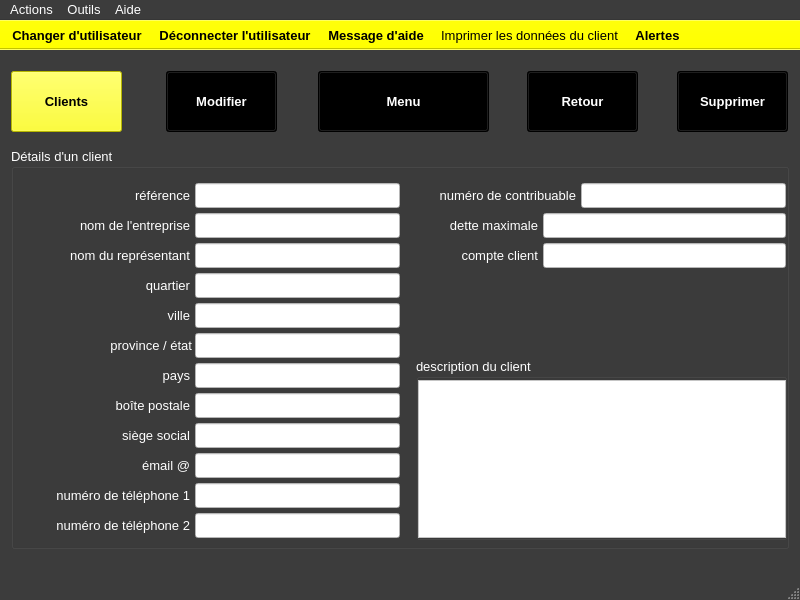
First picture: the form in ui/yeroth-erp-clients-detail-window.ui, repository xnoumbissinoundou/yeroth-erp-3.0, before the edit.
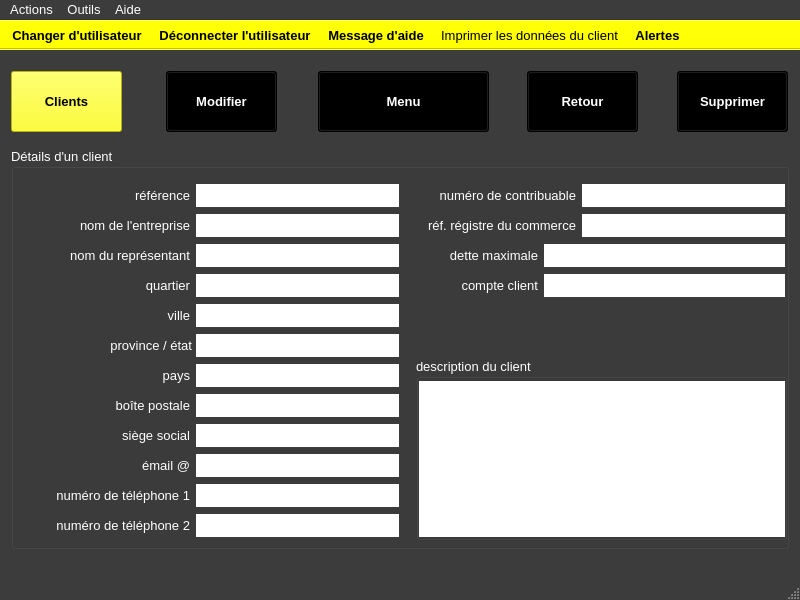
Second picture: the form after the edit. Icons and pictures are not drawn. Custom widgets are drawn as their Qt base class.

```diff
--- a/ui/yeroth-erp-clients-detail-window.ui
+++ b/ui/yeroth-erp-clients-detail-window.ui
@@ -3089,7 +3089,7 @@
       <bool>false</bool>
      </property>
      <property name="styleSheet">
-      <string notr="true"/>
+      <string notr="true">border: 1px solid rgb(60, 60, 60);</string>
      </property>
     </widget>
     <widget class="QLabel" name="label_client_details_quartier">
@@ -3573,7 +3573,7 @@
       <bool>false</bool>
      </property>
      <property name="styleSheet">
-      <string notr="true"/>
+      <string notr="true">border: 1px solid rgb(60, 60, 60);</string>
      </property>
      <property name="readOnly">
       <bool>false</bool>
@@ -4105,7 +4105,7 @@
       <bool>false</bool>
      </property>
      <property name="styleSheet">
-      <string notr="true"/>
+      <string notr="true">border: 1px solid rgb(60, 60, 60);</string>
      </property>
      <property name="readOnly">
       <bool>false</bool>
@@ -4544,7 +4544,7 @@
       <bool>false</bool>
      </property>
      <property name="styleSheet">
-      <string notr="true"/>
+      <string notr="true">border: 1px solid rgb(60, 60, 60);</string>
      </property>
     </widget>
     <widget class="YerothLineEdit" name="lineEdit_clients_details_ville">
@@ -4980,7 +4980,7 @@
       <bool>false</bool>
      </property>
      <property name="styleSheet">
-      <string notr="true"/>
+      <string notr="true">border: 1px solid rgb(60, 60, 60);</string>
      </property>
     </widget>
     <widget class="YerothLineEdit" name="lineEdit_clients_details_numero_telephone_2">
@@ -5419,7 +5419,7 @@
       <bool>false</bool>
      </property>
      <property name="styleSheet">
-      <string notr="true"/>
+      <string notr="true">border: 1px solid rgb(60, 60, 60);</string>
      </property>
     </widget>
     <widget class="QLabel" name="label_client_details_numero_telephone_1">
@@ -5926,7 +5926,7 @@
       <bool>false</bool>
      </property>
      <property name="styleSheet">
-      <string notr="true"/>
+      <string notr="true">border: 1px solid rgb(60, 60, 60);</string>
      </property>
     </widget>
     <widget class="QLabel" name="label_client_details_numero_contribuable">
@@ -5956,7 +5956,7 @@
      <property name="geometry">
       <rect>
        <x>532</x>
-       <y>65</y>
+       <y>95</y>
        <width>243</width>
        <height>25</height>
       </rect>
@@ -6385,7 +6385,7 @@
       <bool>false</bool>
      </property>
      <property name="styleSheet">
-      <string notr="true"/>
+      <string notr="true">border: 1px solid rgb(60, 60, 60);</string>
      </property>
      <property name="alignment">
       <set>Qt::AlignRight|Qt::AlignTrailing|Qt::AlignVCenter</set>
@@ -6395,7 +6395,7 @@
      <property name="geometry">
       <rect>
        <x>414</x>
-       <y>67</y>
+       <y>97</y>
        <width>113</width>
        <height>21</height>
       </rect>
@@ -6850,7 +6850,7 @@
       <bool>false</bool>
      </property>
      <property name="styleSheet">
-      <string notr="true"/>
+      <string notr="true">border: 1px solid rgb(60, 60, 60);</string>
      </property>
     </widget>
     <widget class="QGroupBox" name="groupBox_client_details_description_du_client">
@@ -7305,7 +7305,7 @@
        <bool>false</bool>
       </property>
       <property name="styleSheet">
-       <string notr="true"/>
+       <string notr="true">border: 1px solid rgb(60, 60, 60);</string>
       </property>
      </widget>
     </widget>
@@ -7313,7 +7313,7 @@
      <property name="geometry">
       <rect>
        <x>414</x>
-       <y>97</y>
+       <y>127</y>
        <width>113</width>
        <height>21</height>
       </rect>
@@ -7336,7 +7336,7 @@
      <property name="geometry">
       <rect>
        <x>532</x>
-       <y>95</y>
+       <y>125</y>
        <width>243</width>
        <height>25</height>
       </rect>
@@ -7765,7 +7765,7 @@
       <bool>false</bool>
      </property>
      <property name="styleSheet">
-      <string notr="true"/>
+      <string notr="true">border: 1px solid rgb(60, 60, 60);</string>
      </property>
      <property name="alignment">
       <set>Qt::AlignRight|Qt::AlignTrailing|Qt::AlignVCenter</set>
@@ -8257,6 +8257,9 @@
      <property name="autoFillBackground">
       <bool>false</bool>
      </property>
+     <property name="styleSheet">
+      <string>border: 1px solid rgb(60, 60, 60);</string>
+     </property>
     </widget>
     <widget class="YerothLineEdit" name="lineEdit_clients_details_nom_entreprise">
      <property name="enabled">
@@ -8720,6 +8723,9 @@
      <property name="autoFillBackground">
       <bool>false</bool>
      </property>
+     <property name="styleSheet">
+      <string>border: 1px solid rgb(60, 60, 60);</string>
+     </property>
     </widget>
     <widget class="YerothLineEdit" name="lineEdit_clients_details_boite_postale">
      <property name="geometry">
@@ -9154,7 +9160,7 @@
       <bool>false</bool>
      </property>
      <property name="styleSheet">
-      <string notr="true"/>
+      <string notr="true">border: 1px solid rgb(60, 60, 60);</string>
      </property>
      <property name="readOnly">
       <bool>false</bool>
@@ -9593,7 +9599,7 @@
       <bool>false</bool>
      </property>
      <property name="styleSheet">
-      <string notr="true"/>
+      <string notr="true">border: 1px solid rgb(60, 60, 60);</string>
      </property>
      <property name="readOnly">
       <bool>false</bool>
@@ -10032,12 +10038,528 @@
       <bool>false</bool>
      </property>
      <property name="styleSheet">
-      <string notr="true"/>
+      <string notr="true">border: 1px solid rgb(60, 60, 60);</string>
      </property>
      <property name="readOnly">
       <bool>false</bool>
      </property>
     </widget>
+    <widget class="YerothLineEdit" name="lineEdit_clients_details_reference_registre_du_commerce">
+     <property name="enabled">
+      <bool>true</bool>
+     </property>
+     <property name="geometry">
+      <rect>
+       <x>570</x>
+       <y>65</y>
+       <width>205</width>
+       <height>25</height>
+      </rect>
+     </property>
+     <property name="palette">
+      <palette>
+       <active>
+        <colorrole role="WindowText">
+         <brush brushstyle="SolidPattern">
+          <color alpha="255">
+           <red>0</red>
+           <green>0</green>
+           <blue>0</blue>
+          </color>
+         </brush>
+        </colorrole>
+        <colorrole role="Button">
+         <brush brushstyle="SolidPattern">
+          <color alpha="255">
+           <red>255</red>
+           <green>255</green>
+           <blue>255</blue>
+          </color>
+         </brush>
+        </colorrole>
+        <colorrole role="Light">
+         <brush brushstyle="SolidPattern">
+          <color alpha="255">
+           <red>255</red>
+           <green>255</green>
+           <blue>255</blue>
+          </color>
+         </brush>
+        </colorrole>
+        <colorrole role="Midlight">
+         <brush brushstyle="SolidPattern">
+          <color alpha="255">
+           <red>255</red>
+           <green>255</green>
+           <blue>255</blue>
+          </color>
+         </brush>
+        </colorrole>
+        <colorrole role="Dark">
+         <brush brushstyle="SolidPattern">
+          <color alpha="255">
+           <red>127</red>
+           <green>127</green>
+           <blue>127</blue>
+          </color>
+         </brush>
+        </colorrole>
+        <colorrole role="Mid">
+         <brush brushstyle="SolidPattern">
+          <color alpha="255">
+           <red>170</red>
+           <green>170</green>
+           <blue>170</blue>
+          </color>
+         </brush>
+        </colorrole>
+        <colorrole role="Text">
+         <brush brushstyle="SolidPattern">
+          <color alpha="255">
+           <red>0</red>
+           <green>0</green>
+           <blue>0</blue>
+          </color>
+         </brush>
+        </colorrole>
+        <colorrole role="BrightText">
+         <brush brushstyle="SolidPattern">
+          <color alpha="255">
+           <red>0</red>
+           <green>0</green>
+           <blue>0</blue>
+          </color>
+         </brush>
+        </colorrole>
+        <colorrole role="ButtonText">
+         <brush brushstyle="SolidPattern">
+          <color alpha="255">
+           <red>0</red>
+           <green>0</green>
+           <blue>0</blue>
+          </color>
+         </brush>
+        </colorrole>
+        <colorrole role="Base">
+         <brush brushstyle="SolidPattern">
+          <color alpha="255">
+           <red>255</red>
+           <green>255</green>
+           <blue>255</blue>
+          </color>
+         </brush>
+        </colorrole>
+        <colorrole role="Window">
+         <brush brushstyle="SolidPattern">
+          <color alpha="255">
+           <red>255</red>
+           <green>255</green>
+           <blue>255</blue>
+          </color>
+         </brush>
+        </colorrole>
+        <colorrole role="Shadow">
+         <brush brushstyle="SolidPattern">
+          <color alpha="255">
+           <red>0</red>
+           <green>0</green>
+           <blue>0</blue>
+          </color>
+         </brush>
+        </colorrole>
+        <colorrole role="Highlight">
+         <brush brushstyle="SolidPattern">
+          <color alpha="255">
+           <red>255</red>
+           <green>255</green>
+           <blue>255</blue>
+          </color>
+         </brush>
+        </colorrole>
+        <colorrole role="HighlightedText">
+         <brush brushstyle="SolidPattern">
+          <color alpha="255">
+           <red>2</red>
+           <green>160</green>
+           <blue>70</blue>
+          </color>
+         </brush>
+        </colorrole>
+        <colorrole role="AlternateBase">
+         <brush brushstyle="SolidPattern">
+          <color alpha="255">
+           <red>255</red>
+           <green>255</green>
+           <blue>255</blue>
+          </color>
+         </brush>
+        </colorrole>
+        <colorrole role="ToolTipBase">
+         <brush brushstyle="SolidPattern">
+          <color alpha="255">
+           <red>255</red>
+           <green>255</green>
+           <blue>220</blue>
+          </color>
+         </brush>
+        </colorrole>
+        <colorrole role="ToolTipText">
+         <brush brushstyle="SolidPattern">
+          <color alpha="255">
+           <red>0</red>
+           <green>0</green>
+           <blue>0</blue>
+          </color>
+         </brush>
+        </colorrole>
+       </active>
+       <inactive>
+        <colorrole role="WindowText">
+         <brush brushstyle="SolidPattern">
+          <color alpha="255">
+           <red>0</red>
+           <green>0</green>
+           <blue>0</blue>
+          </color>
+         </brush>
+        </colorrole>
+        <colorrole role="Button">
+         <brush brushstyle="SolidPattern">
+          <color alpha="255">
+           <red>255</red>
+           <green>255</green>
+           <blue>255</blue>
+          </color>
+         </brush>
+        </colorrole>
+        <colorrole role="Light">
+         <brush brushstyle="SolidPattern">
+          <color alpha="255">
+           <red>255</red>
+           <green>255</green>
+           <blue>255</blue>
+          </color>
+         </brush>
+        </colorrole>
+        <colorrole role="Midlight">
+         <brush brushstyle="SolidPattern">
+          <color alpha="255">
+           <red>255</red>
+           <green>255</green>
+           <blue>255</blue>
+          </color>
+         </brush>
+        </colorrole>
+        <colorrole role="Dark">
+         <brush brushstyle="SolidPattern">
+          <color alpha="255">
+           <red>127</red>
+           <green>127</green>
+           <blue>127</blue>
+          </color>
+         </brush>
+        </colorrole>
+        <colorrole role="Mid">
+         <brush brushstyle="SolidPattern">
+          <color alpha="255">
+           <red>170</red>
+           <green>170</green>
+           <blue>170</blue>
+          </color>
+         </brush>
+        </colorrole>
+        <colorrole role="Text">
+         <brush brushstyle="SolidPattern">
+          <color alpha="255">
+           <red>0</red>
+           <green>0</green>
+           <blue>0</blue>
+          </color>
+         </brush>
+        </colorrole>
+        <colorrole role="BrightText">
+         <brush brushstyle="SolidPattern">
+          <color alpha="255">
+           <red>0</red>
+           <green>0</green>
+           <blue>0</blue>
+          </color>
+         </brush>
+        </colorrole>
+        <colorrole role="ButtonText">
+         <brush brushstyle="SolidPattern">
+          <color alpha="255">
+           <red>0</red>
+           <green>0</green>
+           <blue>0</blue>
+          </color>
+         </brush>
+        </colorrole>
+        <colorrole role="Base">
+         <brush brushstyle="SolidPattern">
+          <color alpha="255">
+           <red>255</red>
+           <green>255</green>
+           <blue>255</blue>
+          </color>
+         </brush>
+        </colorrole>
+        <colorrole role="Window">
+         <brush brushstyle="SolidPattern">
+          <color alpha="255">
+           <red>255</red>
+           <green>255</green>
+           <blue>255</blue>
+          </color>
+         </brush>
+        </colorrole>
+        <colorrole role="Shadow">
+         <brush brushstyle="SolidPattern">
+          <color alpha="255">
+           <red>0</red>
+           <green>0</green>
+           <blue>0</blue>
+          </color>
+         </brush>
+        </colorrole>
+        <colorrole role="Highlight">
+         <brush brushstyle="SolidPattern">
+          <color alpha="255">
+           <red>255</red>
+           <green>255</green>
+           <blue>255</blue>
+          </color>
+         </brush>
+        </colorrole>
+        <colorrole role="HighlightedText">
+         <brush brushstyle="SolidPattern">
+          <color alpha="255">
+           <red>2</red>
+           <green>160</green>
+           <blue>70</blue>
+          </color>
+         </brush>
+        </colorrole>
+        <colorrole role="AlternateBase">
+         <brush brushstyle="SolidPattern">
+          <color alpha="255">
+           <red>255</red>
+           <green>255</green>
+           <blue>255</blue>
+          </color>
+         </brush>
+        </colorrole>
+        <colorrole role="ToolTipBase">
+         <brush brushstyle="SolidPattern">
+          <color alpha="255">
+           <red>255</red>
+           <green>255</green>
+           <blue>220</blue>
+          </color>
+         </brush>
+        </colorrole>
+        <colorrole role="ToolTipText">
+         <brush brushstyle="SolidPattern">
+          <color alpha="255">
+           <red>0</red>
+           <green>0</green>
+           <blue>0</blue>
+          </color>
+         </brush>
+        </colorrole>
+       </inactive>
+       <disabled>
+        <colorrole role="WindowText">
+         <brush brushstyle="SolidPattern">
+          <color alpha="255">
+           <red>127</red>
+           <green>127</green>
+           <blue>127</blue>
+          </color>
+         </brush>
+        </colorrole>
+        <colorrole role="Button">
+         <brush brushstyle="SolidPattern">
+          <color alpha="255">
+           <red>255</red>
+           <green>255</green>
+           <blue>255</blue>
+          </color>
+         </brush>
+        </colorrole>
+        <colorrole role="Light">
+         <brush brushstyle="SolidPattern">
+          <color alpha="255">
+           <red>255</red>
+           <green>255</green>
+           <blue>255</blue>
+          </color>
+         </brush>
+        </colorrole>
+        <colorrole role="Midlight">
+         <brush brushstyle="SolidPattern">
+          <color alpha="255">
+           <red>255</red>
+           <green>255</green>
+           <blue>255</blue>
+          </color>
+         </brush>
+        </colorrole>
+        <colorrole role="Dark">
+         <brush brushstyle="SolidPattern">
+          <color alpha="255">
+           <red>127</red>
+           <green>127</green>
+           <blue>127</blue>
+          </color>
+         </brush>
+        </colorrole>
+        <colorrole role="Mid">
+         <brush brushstyle="SolidPattern">
+          <color alpha="255">
+           <red>170</red>
+           <green>170</green>
+           <blue>170</blue>
+          </color>
+         </brush>
+        </colorrole>
+        <colorrole role="Text">
+         <brush brushstyle="SolidPattern">
+          <color alpha="255">
+           <red>127</red>
+           <green>127</green>
+           <blue>127</blue>
+          </color>
+         </brush>
+        </colorrole>
+        <colorrole role="BrightText">
+         <brush brushstyle="SolidPattern">
+          <color alpha="255">
+           <red>0</red>
+           <green>0</green>
+           <blue>0</blue>
+          </color>
+         </brush>
+        </colorrole>
+        <colorrole role="ButtonText">
+         <brush brushstyle="SolidPattern">
+          <color alpha="255">
+           <red>127</red>
+           <green>127</green>
+           <blue>127</blue>
+          </color>
+         </brush>
+        </colorrole>
+        <colorrole role="Base">
+         <brush brushstyle="SolidPattern">
+          <color alpha="255">
+           <red>255</red>
+           <green>255</green>
+           <blue>255</blue>
+          </color>
+         </brush>
+        </colorrole>
+        <colorrole role="Window">
+         <brush brushstyle="SolidPattern">
+          <color alpha="255">
+           <red>255</red>
+           <green>255</green>
+           <blue>255</blue>
+          </color>
+         </brush>
+        </colorrole>
+        <colorrole role="Shadow">
+         <brush brushstyle="SolidPattern">
+          <color alpha="255">
+           <red>0</red>
+           <green>0</green>
+           <blue>0</blue>
+          </color>
+         </brush>
+        </colorrole>
+        <colorrole role="Highlight">
+         <brush brushstyle="SolidPattern">
+          <color alpha="255">
+           <red>145</red>
+           <green>145</green>
+           <blue>145</blue>
+          </color>
+         </brush>
+        </colorrole>
+        <colorrole role="HighlightedText">
+         <brush brushstyle="SolidPattern">
+          <color alpha="255">
+           <red>2</red>
+           <green>160</green>
+           <blue>70</blue>
+          </color>
+         </brush>
+        </colorrole>
+        <colorrole role="AlternateBase">
+         <brush brushstyle="SolidPattern">
+          <color alpha="255">
+           <red>255</red>
+           <green>255</green>
+           <blue>255</blue>
+          </color>
+         </brush>
+        </colorrole>
+        <colorrole role="ToolTipBase">
+         <brush brushstyle="SolidPattern">
+          <color alpha="255">
+           <red>255</red>
+           <green>255</green>
+           <blue>220</blue>
+          </color>
+         </brush>
+        </colorrole>
+        <colorrole role="ToolTipText">
+         <brush brushstyle="SolidPattern">
+          <color alpha="255">
+           <red>0</red>
+           <green>0</green>
+           <blue>0</blue>
+          </color>
+         </brush>
+        </colorrole>
+       </disabled>
+      </palette>
+     </property>
+     <property name="font">
+      <font>
+       <pointsize>10</pointsize>
+      </font>
+     </property>
+     <property name="styleSheet">
+      <string notr="true">border: 1px solid rgb(60, 60, 60);</string>
+     </property>
+    </widget>
+    <widget class="QLabel" name="label_client_details_reference_registre_du_commerce">
+     <property name="geometry">
+      <rect>
+       <x>394</x>
+       <y>67</y>
+       <width>171</width>
+       <height>21</height>
+      </rect>
+     </property>
+     <property name="font">
+      <font>
+       <pointsize>10</pointsize>
+       <weight>50</weight>
+       <bold>false</bold>
+      </font>
+     </property>
+     <property name="layoutDirection">
+      <enum>Qt::LeftToRight</enum>
+     </property>
+     <property name="text">
+      <string>réf. régistre du commerce</string>
+     </property>
+     <property name="alignment">
+      <set>Qt::AlignRight|Qt::AlignTrailing|Qt::AlignVCenter</set>
+     </property>
+    </widget>
    </widget>
    <widget class="YerothPushButton" name="pushButton_retour">
     <property name="enabled">
```
Left out of the diff: 2 changed lines with no effect on the pictures.
